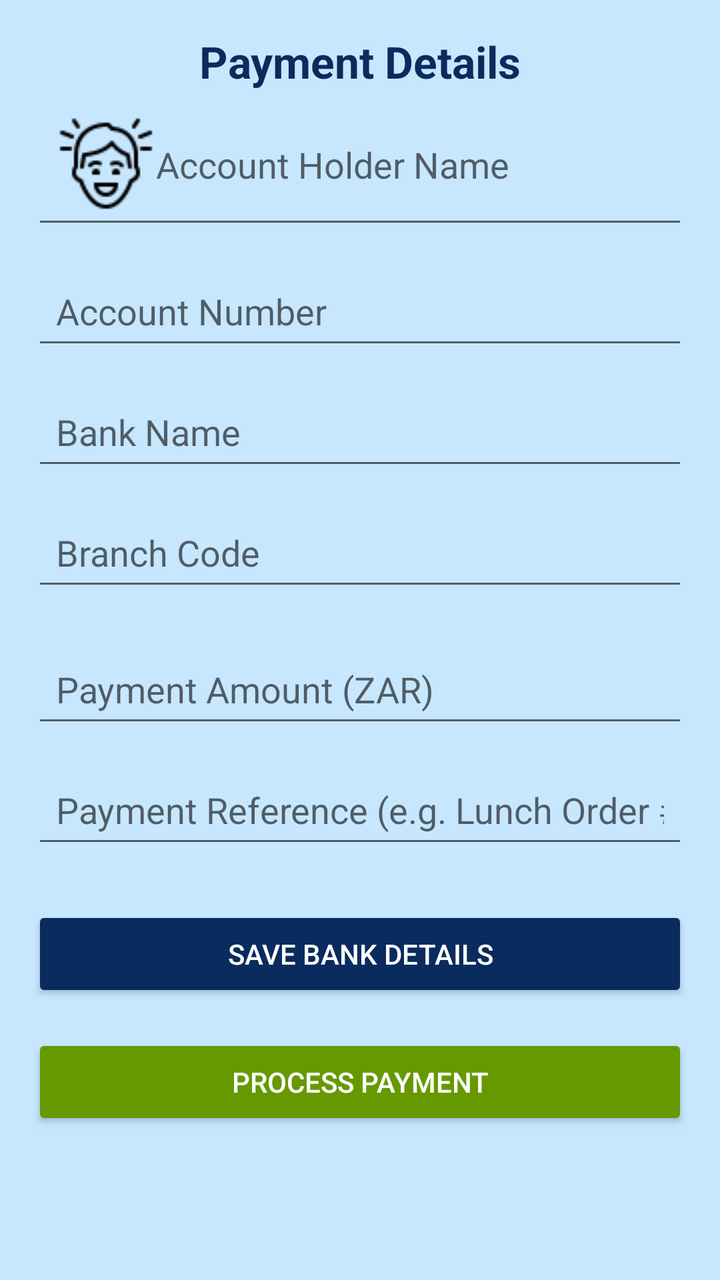
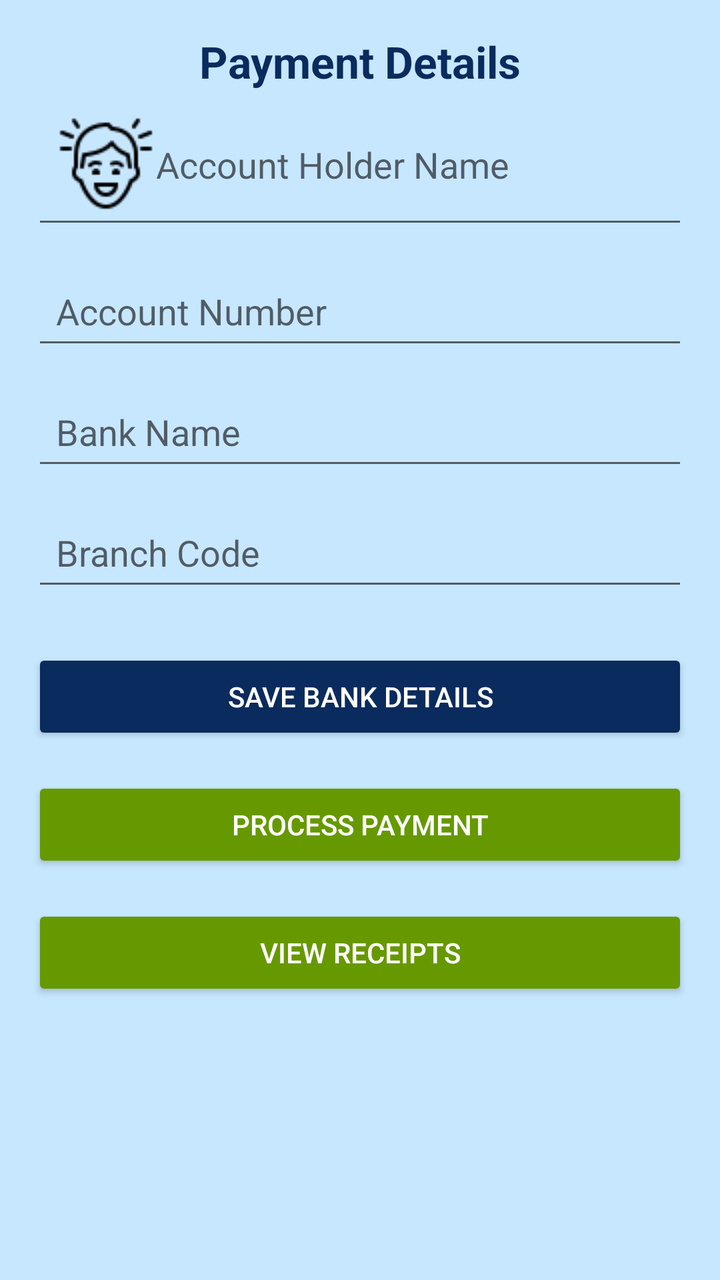

An Android layout rendered at two revisions. The XML below is the earlier revision; the diff shows what the commit changed to produce the second picture.
<!-- AndroidManifest.xml: application theme Theme.NurtureNest -->
<!-- res/layout/activity_payment_window.xml -->
<?xml version="1.0" encoding="utf-8"?>
<ScrollView xmlns:android="http://schemas.android.com/apk/res/android"
    xmlns:app="http://schemas.android.com/apk/res-auto"
    xmlns:tools="http://schemas.android.com/tools"
    android:id="@+id/main"
    android:layout_width="match_parent"
    android:layout_height="match_parent"
    android:padding="16dp"
    android:background="?attr/colorBackground"
    tools:context=".PaymentWindow">

    <androidx.constraintlayout.widget.ConstraintLayout
        android:layout_width="match_parent"
        android:layout_height="wrap_content">

        
        <TextView
            android:id="@+id/tvPaymentTitle"
            android:layout_width="0dp"
            android:layout_height="wrap_content"
            android:text="Payment Details"
            android:textSize="22sp"
            android:textStyle="bold"
            android:textColor="?attr/colorPrimary"
            android:gravity="center"
            android:layout_marginBottom="24dp"
            app:layout_constraintTop_toTopOf="parent"
            app:layout_constraintStart_toStartOf="parent"
            app:layout_constraintEnd_toEndOf="parent"/>

        
        <EditText
            android:id="@+id/etAccountHolder"
            android:layout_width="0dp"
            android:layout_height="wrap_content"
            android:hint="Account Holder Name"
            android:inputType="textPersonName"
            android:drawableStart="@drawable/ic_user"
            android:padding="12dp"
            app:layout_constraintTop_toBottomOf="@id/tvPaymentTitle"
            app:layout_constraintStart_toStartOf="parent"
            app:layout_constraintEnd_toEndOf="parent"/>

        
        <EditText
            android:id="@+id/etAccountNumber"
            android:layout_width="0dp"
            android:layout_height="wrap_content"
            android:hint="Account Number"
            android:inputType="number"
            android:padding="12dp"
            app:layout_constraintTop_toBottomOf="@id/etAccountHolder"
            app:layout_constraintStart_toStartOf="parent"
            app:layout_constraintEnd_toEndOf="parent"
            android:layout_marginTop="12dp"/>

        
        <EditText
            android:id="@+id/etBankName"
            android:layout_width="0dp"
            android:layout_height="wrap_content"
            android:hint="Bank Name"
            android:inputType="textCapWords"
            android:padding="12dp"
            app:layout_constraintTop_toBottomOf="@id/etAccountNumber"
            app:layout_constraintStart_toStartOf="parent"
            app:layout_constraintEnd_toEndOf="parent"
            android:layout_marginTop="12dp"/>

        
        <EditText
            android:id="@+id/etBranchCode"
            android:layout_width="0dp"
            android:layout_height="wrap_content"
            android:hint="Branch Code"
            android:inputType="number"
            android:padding="12dp"
            app:layout_constraintTop_toBottomOf="@id/etBankName"
            app:layout_constraintStart_toStartOf="parent"
            app:layout_constraintEnd_toEndOf="parent"
            android:layout_marginTop="12dp"/>

        
        <EditText
            android:id="@+id/etAmount"
            android:layout_width="0dp"
            android:layout_height="wrap_content"
            android:hint="Payment Amount (ZAR)"
            android:inputType="numberDecimal"
            android:padding="12dp"
            app:layout_constraintTop_toBottomOf="@id/etBranchCode"
            app:layout_constraintStart_toStartOf="parent"
            app:layout_constraintEnd_toEndOf="parent"
            android:layout_marginTop="20dp" />


        
        <EditText
            android:id="@+id/etPaymentReference"
            android:layout_width="0dp"
            android:layout_height="wrap_content"
            android:hint="Payment Reference (e.g. Lunch Order #123)"
            android:inputType="text"
            android:padding="12dp"
            app:layout_constraintTop_toBottomOf="@id/etAmount"
            app:layout_constraintStart_toStartOf="parent"
            app:layout_constraintEnd_toEndOf="parent"
            android:layout_marginTop="12dp"/>

        
        <Button
            android:id="@+id/btnSaveBankDetails"
            android:layout_width="0dp"
            android:layout_height="wrap_content"
            android:text="Save Bank Details"
            android:backgroundTint="?attr/colorPrimary"
            android:textColor="@android:color/white"
            android:layout_marginTop="24dp"
            app:layout_constraintTop_toBottomOf="@id/etPaymentReference"
            app:layout_constraintStart_toStartOf="parent"
            app:layout_constraintEnd_toEndOf="parent"/>

        
        <Button
            android:id="@+id/btnProcessPayment"
            android:layout_width="0dp"
            android:layout_height="wrap_content"
            android:text="Process Payment"
            android:backgroundTint="@android:color/holo_green_dark"
            android:textColor="@android:color/white"
            android:layout_marginTop="16dp"
            app:layout_constraintTop_toBottomOf="@id/btnSaveBankDetails"
            app:layout_constraintStart_toStartOf="parent"
            app:layout_constraintEnd_toEndOf="parent"/>

    </androidx.constraintlayout.widget.ConstraintLayout>
</ScrollView>
<!-- resources referenced by this layout -->
<resources>
  <!-- drawable ic_user: png bitmap (drawable, 1332 bytes) -->
  <style name="Theme.NurtureNest" parent="Theme.MaterialComponents.DayNight.NoActionBar">
          <item name="colorPrimary">#0A2B5D</item>
          <item name="colorOnPrimary">#FFFFFF</item>
          <item name="colorSurface">#000000</item>
          <item name="colorOnSurface">#FFFFFF</item>
          <item name="colorBackground">#C7E7FF</item>
          <item name="colorOnBackground">#1A1A1A</item>
          <item name="android:windowBackground">#C7E7FF</item>
      </style>
</resources>

<!-- the commit's change to res/layout/activity_payment_window.xml (unified diff, before → after) -->
@@ -81,33 +81,6 @@
             android:layout_marginTop="12dp"/>
 
         
-        <EditText
-            android:id="@+id/etAmount"
-            android:layout_width="0dp"
-            android:layout_height="wrap_content"
-            android:hint="Payment Amount (ZAR)"
-            android:inputType="numberDecimal"
-            android:padding="12dp"
-            app:layout_constraintTop_toBottomOf="@id/etBranchCode"
-            app:layout_constraintStart_toStartOf="parent"
-            app:layout_constraintEnd_toEndOf="parent"
-            android:layout_marginTop="20dp" />
-
-
-        
-        <EditText
-            android:id="@+id/etPaymentReference"
-            android:layout_width="0dp"
-            android:layout_height="wrap_content"
-            android:hint="Payment Reference (e.g. Lunch Order #123)"
-            android:inputType="text"
-            android:padding="12dp"
-            app:layout_constraintTop_toBottomOf="@id/etAmount"
-            app:layout_constraintStart_toStartOf="parent"
-            app:layout_constraintEnd_toEndOf="parent"
-            android:layout_marginTop="12dp"/>
-
-        
         <Button
             android:id="@+id/btnSaveBankDetails"
             android:layout_width="0dp"
@@ -116,7 +89,7 @@
             android:backgroundTint="?attr/colorPrimary"
             android:textColor="@android:color/white"
             android:layout_marginTop="24dp"
-            app:layout_constraintTop_toBottomOf="@id/etPaymentReference"
+            app:layout_constraintTop_toBottomOf="@id/etBranchCode"
             app:layout_constraintStart_toStartOf="parent"
             app:layout_constraintEnd_toEndOf="parent"/>
 
@@ -133,5 +106,18 @@
             app:layout_constraintStart_toStartOf="parent"
             app:layout_constraintEnd_toEndOf="parent"/>
 
+        
+        <Button
+            android:id="@+id/btnViewReceipts"
+            android:layout_width="0dp"
+            android:layout_height="wrap_content"
+            android:text="View Receipts"
+            android:backgroundTint="@android:color/holo_green_dark"
+            android:textColor="@android:color/white"
+            android:layout_marginTop="16dp"
+            app:layout_constraintTop_toBottomOf="@id/btnProcessPayment"
+            app:layout_constraintStart_toStartOf="parent"
+            app:layout_constraintEnd_toEndOf="parent"/>
+
     </androidx.constraintlayout.widget.ConstraintLayout>
 </ScrollView>
